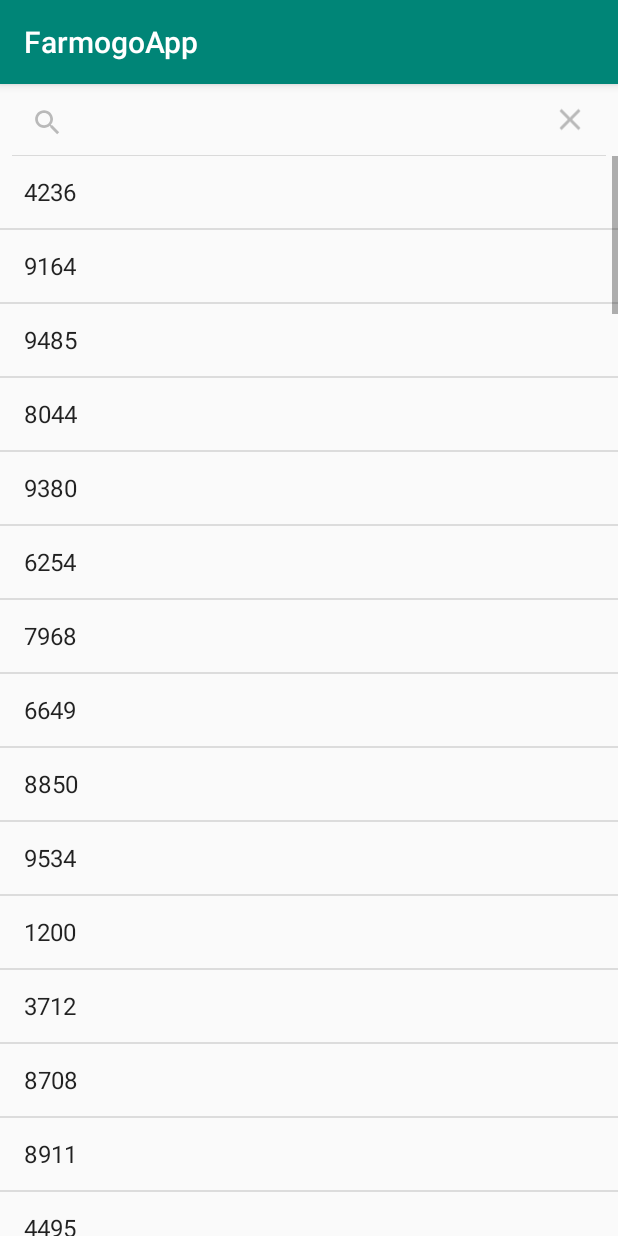
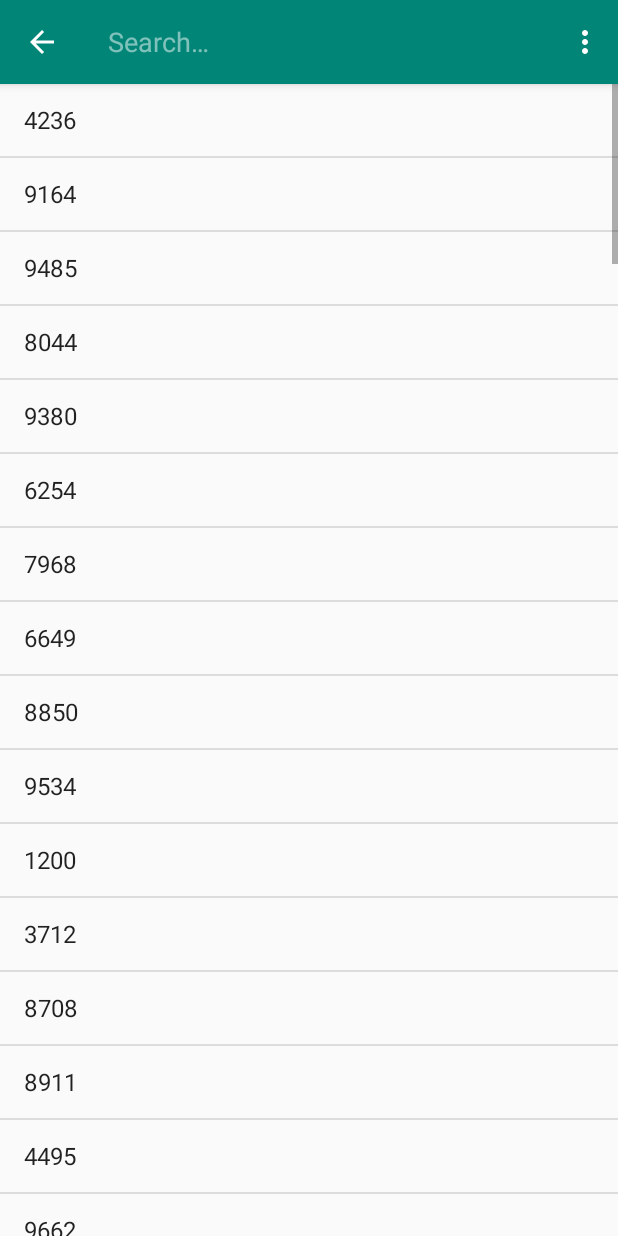
Before and after one commit to FarmogoApp/FarmogoApp, an Android app: the SeachAnimalsActivity screen opened directly, with no data from a screen before it, after a tap on "Search", on a phone screen of 412 x 824 dp. Run offline under Robolectric (Android 15) with nearby library versions, the light colour scheme and no system bars.

Commit message:
#49 Remove search from body and add to navigation bar search icon and behaviour

```diff
--- a/app/src/main/AndroidManifest.xml
+++ b/app/src/main/AndroidManifest.xml
@@ -19,7 +19,7 @@
         <activity android:name=".ui.main.AddExploitationActivity"/>
         <activity android:name=".ui.main.ExploitationActivity"/>
         <activity android:name=".ui.main.FarmStatsActivity"/>
-        <activity android:name=".ui.main.SeachAnimalsActivity"/>
+        <activity android:name=".ui.searchanimal.SeachAnimalsActivity"/>
         <activity android:name=".ui.main.AnimalListActivity"/>
         <activity android:name=".ui.main.AnimalInfoActivity"/>
         <activity android:name=".ui.main.RegisterCow"/>
--- a/app/src/main/java/com/example/farmogoapp/ui/main/SeachAnimalsActivity.java
+++ b/app/src/main/java/com/example/farmogoapp/ui/searchanimal/SeachAnimalsActivity.java
@@ -1,18 +1,23 @@
-package com.example.farmogoapp.ui.main;
+package com.example.farmogoapp.ui.searchanimal;
 
-import android.app.Activity;
+import android.app.SearchManager;
+import android.content.Context;
 import android.content.Intent;
 import android.os.Bundle;
+import android.view.Menu;
+import android.view.MenuInflater;
 import android.view.View;
 import android.widget.AdapterView;
 import android.widget.ArrayAdapter;
 import android.widget.ListView;
-import android.widget.SearchView;
+
 
 import androidx.annotation.Nullable;
 import androidx.appcompat.app.AppCompatActivity;
+import androidx.appcompat.widget.SearchView;
 
 import com.example.farmogoapp.R;
+import com.example.farmogoapp.ui.main.AnimalInfoActivity;
 
 import java.util.ArrayList;
 import java.util.Random;
@@ -27,13 +32,24 @@ public class SeachAnimalsActivity extends AppCompatActivity {
     @Override
     protected void onCreate(@Nullable Bundle savedInstanceState) {
         super.onCreate(savedInstanceState);
-        setContentView(R.layout.animal_search);
+        setContentView(R.layout.searchanimal_activity);
         registerViews();
         registerListerners();
         prepareDataAdapter();
     }
 
-    private void registerListerners() {
+
+
+    @Override
+    public boolean onCreateOptionsMenu(Menu menu) {
+        MenuInflater inflater = getMenuInflater();
+        inflater.inflate(R.menu.searchanimal, menu);
+        SearchManager searchManager =
+                (SearchManager) getSystemService(Context.SEARCH_SERVICE);
+        searchView =
+                (SearchView) menu.findItem(R.id.action_search).getActionView();
+        searchView.setSearchableInfo(
+                searchManager.getSearchableInfo(getComponentName()));
 
         searchView.setOnQueryTextListener(new SearchView.OnQueryTextListener() {
             @Override
@@ -48,6 +64,11 @@ public class SeachAnimalsActivity extends AppCompatActivity {
                 return true;
             }
         });
+        return true;
+    }
+
+    private void registerListerners() {
+
 
         resultListView.setOnItemClickListener(new AdapterView.OnItemClickListener() {
             @Override
@@ -75,7 +96,7 @@ public class SeachAnimalsActivity extends AppCompatActivity {
     }
 
     private void registerViews() {
-        searchView = findViewById(R.id.search);
+//        searchView = findViewById(R.id.search);
         resultListView = findViewById(R.id.result_list);
     }
 }
--- a/app/src/main/res/layout/animal_search.xml
+++ b/app/src/main/res/layout/searchanimal_activity.xml
@@ -4,12 +4,6 @@
     android:layout_width="match_parent"
     android:layout_height="match_parent">
 
-    <SearchView
-        android:id="@+id/search"
-        android:layout_width="match_parent"
-        android:layout_height="wrap_content"
-        />
-
     <ListView
         android:id="@+id/result_list"
         android:layout_width="match_parent"
--- /dev/null
+++ b/app/src/main/res/menu/searchanimal.xml
@@ -0,0 +1,18 @@
+<?xml version="1.0" encoding="utf-8"?>
+<menu xmlns:android="http://schemas.android.com/apk/res/android"
+    xmlns:app="http://schemas.android.com/apk/res-auto"
+    xmlns:tools="http://schemas.android.com/tools"
+    tools:context="com.example.farmogoapp.ui.searchanimal.SeachAnimalsActivity">
+
+    <item android:id="@+id/action_search"
+        android:title="Search"
+        android:icon="@android:drawable/ic_menu_search"
+        app:showAsAction="collapseActionView|always"
+        app:actionViewClass="androidx.appcompat.widget.SearchView" />
+
+    <item
+        android:id="@+id/action_settings"
+        android:title="Settings"
+        app:showAsAction="never" />
+
+</menu>
```
